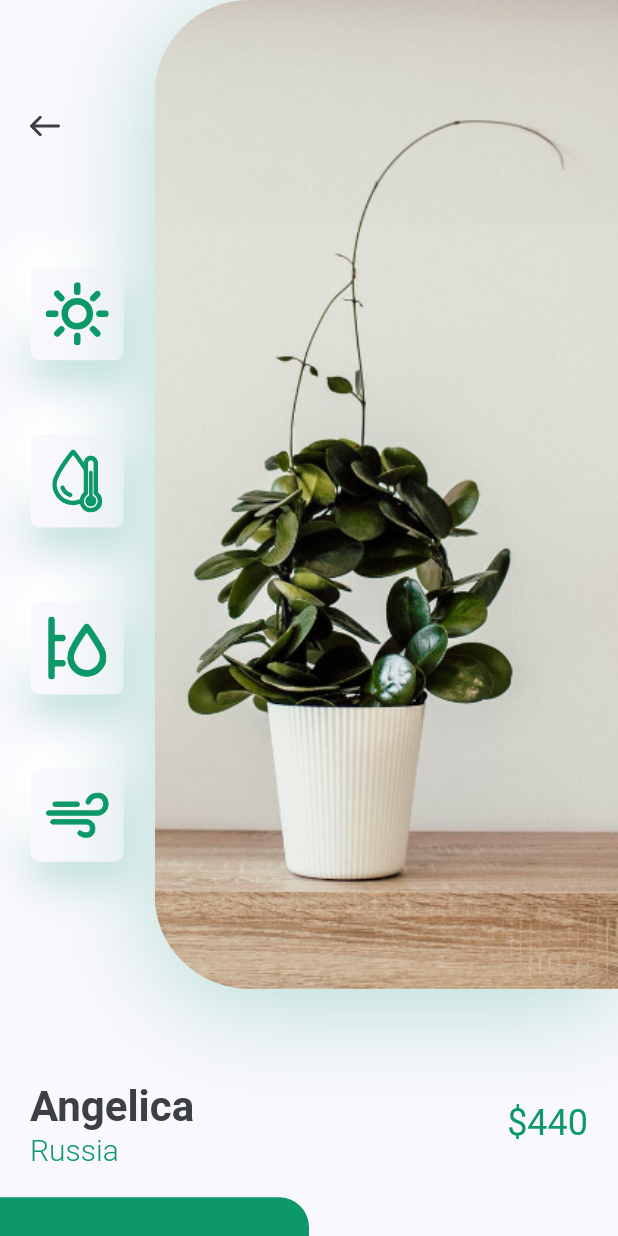
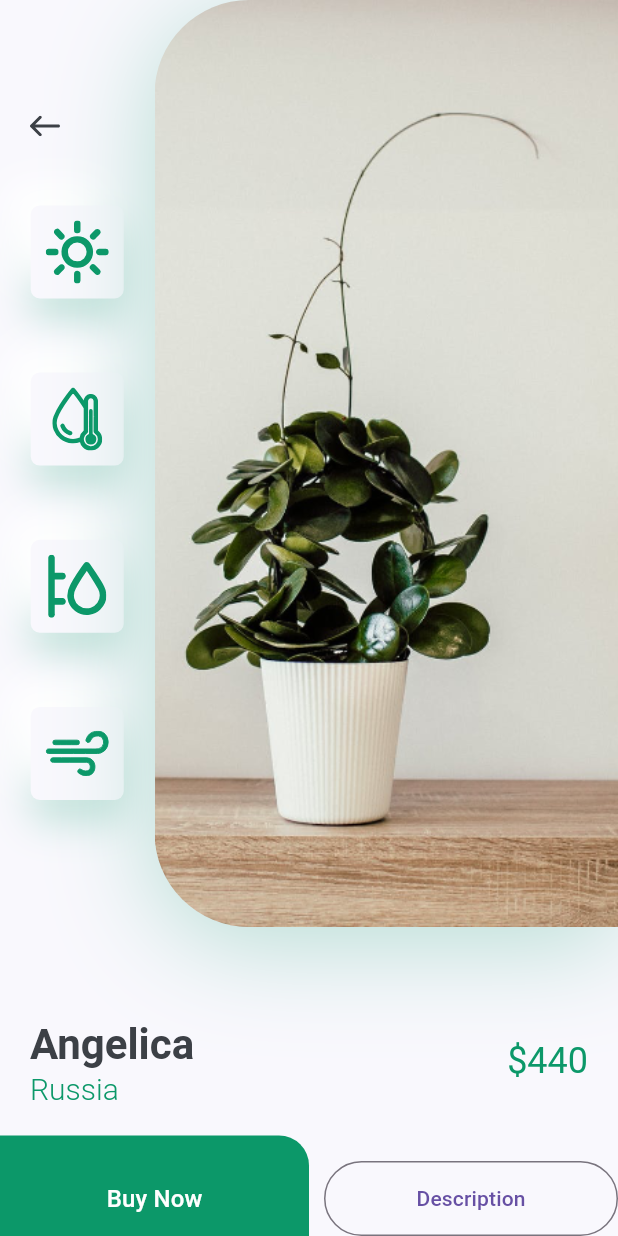
Before and after one commit to muthiasasi19/PlantApp, a Flutter app: the screen it shows after launch, after a tap on an icon or button, on a phone screen of 412 x 824 dp. Run offline on Flutter 3.47's test engine with Material 3 defaults, Android fonts, the phone set to English and light mode, and no system bars; our stand-ins replace flutter_bloc, flutter_svg; statements that could not run were skipped.

```diff
--- a/lib/main.dart
+++ b/lib/main.dart
@@ -1,6 +1,8 @@
 import 'package:flutter/material.dart';
 import 'package:plant_app/theme_constants.dart';
+import 'package:flutter_bloc/flutter_bloc.dart';
 import 'package:plant_app/screens/home/home_screen.dart';
+import 'package:plant_app/bloc/camera_bloc.dart';
 
 void main() {
   runApp(MyApp());
@@ -9,7 +11,9 @@ void main() {
 class MyApp extends StatelessWidget {
   @override
   Widget build(BuildContext context) {
-    return MaterialApp(
+    return BlocProvider(
+      create: (_) => CameraBloc()..add(InitializeCamera()),
+      child: MaterialApp(
         debugShowCheckedModeBanner: false,
         title: 'Plant App',
         theme: ThemeData(
@@ -21,6 +25,7 @@ class MyApp extends StatelessWidget {
           visualDensity: VisualDensity.adaptivePlatformDensity,
         ),
         home: HomeScreen(),
+      ),
     );
   }
 }
--- a/lib/screens/details/components/body.dart
+++ b/lib/screens/details/components/body.dart
@@ -10,8 +10,13 @@ class Body extends StatelessWidget {
     return SingleChildScrollView(
       child: Column(
         children: <Widget>[
-          ImageAndIcons(size: size),
-          TitleAndPrice(title: "Angelica", country: "Russia", price: 440),
+          ImageAndIcons(key: UniqueKey(), size: size),
+          TitleAndPrice(
+            key: UniqueKey(),
+            title: "Angelica",
+            country: "Russia",
+            price: 440,
+          ),
           SizedBox(height: AppSpacing.kDefaultPadding),
           Row(
             children: <Widget>[
@@ -34,8 +39,16 @@ class Body extends StatelessWidget {
                   ),
                 ),
               ),
+
+              SizedBox(width: 10),
               Expanded(
-                child: TextButton(onPressed: () {}, child: Text("Description")),
+                child: SizedBox(
+                  height: 50,
+                  child: OutlinedButton(
+                    onPressed: () {},
+                    child: Text("Description"),
+                  ),
+                ),
               ),
             ],
           ),
--- a/lib/screens/details/components/image_and_icons.dart
+++ b/lib/screens/details/components/image_and_icons.dart
@@ -5,7 +5,7 @@ import '../../../theme_constants.dart';
 import 'icon_card.dart';
 
 class ImageAndIcons extends StatelessWidget {
-  const ImageAndIcons({super.key, required this.size});
+  const ImageAndIcons({required Key key, required this.size}) : super(key: key);
 
   final Size size;
 
@@ -14,7 +14,7 @@ class ImageAndIcons extends StatelessWidget {
     return Padding(
       padding: const EdgeInsets.only(bottom: AppSpacing.kDefaultPadding * 3),
       child: SizedBox(
-        height: size.height * 0.8,
+        height: size.height * 0.75,
         child: Row(
           children: <Widget>[
             Expanded(
@@ -37,16 +37,16 @@ class ImageAndIcons extends StatelessWidget {
                       ),
                     ),
                     Spacer(),
-                    IconCard(icon: "assets/icons/sun.svg"),
-                    IconCard(icon: "assets/icons/icon_2.svg"),
-                    IconCard(icon: "assets/icons/icon_3.svg"),
-                    IconCard(icon: "assets/icons/icon_4.svg"),
+                    IconCard(key: UniqueKey(), icon: "assets/icons/sun.svg"),
+                    IconCard(key: UniqueKey(), icon: "assets/icons/icon_2.svg"),
+                    IconCard(key: UniqueKey(), icon: "assets/icons/icon_3.svg"),
+                    IconCard(key: UniqueKey(), icon: "assets/icons/icon_4.svg"),
                   ],
                 ),
               ),
             ),
             Container(
-              height: size.height * 0.8,
+              height: double.infinity,
               width: size.width * 0.75,
               decoration: BoxDecoration(
                 borderRadius: BorderRadius.only(
--- a/lib/screens/home/components/header_with_seachbox.dart
+++ b/lib/screens/home/components/header_with_seachbox.dart
@@ -1,49 +1,143 @@
 import 'package:flutter/material.dart';
 import 'package:flutter_svg/flutter_svg.dart';
+import '../../../theme_constants.dart';
+import 'package:plant_app/bloc/map_page.dart';
+import 'package:plant_app/bloc/home_page_camera.dart';
+import 'package:plant_app/bloc/camera_bloc.dart';
+import 'package:flutter_bloc/flutter_bloc.dart';
 
-import '../../../theme_constants.dart';
-
-class HeaderWithSearchBox extends StatelessWidget {
+class HeaderWithSearchBox extends StatefulWidget {
   const HeaderWithSearchBox({super.key, required this.size});
 
   final Size size;
 
   @override
+  State<HeaderWithSearchBox> createState() => _HeaderWithSearchBoxState();
+}
+
+class _HeaderWithSearchBoxState extends State<HeaderWithSearchBox> {
+  String? alamatDipilih;
+
+  Future<void> _pilihAlamat(BuildContext context) async {
+    final result = await Navigator.push(
+      context,
+      MaterialPageRoute(builder: (context) => const MapPage()),
+    );
+
+    if (result != null && mounted) {
+      setState(() {
+        alamatDipilih = result as String;
+      });
+    }
+  }
+
+  @override
   Widget build(BuildContext context) {
-    return Container(
+    return SafeArea(
+      child: Container(
         margin: EdgeInsets.only(bottom: AppSpacing.kDefaultPadding * 2.5),
-      // It will cover 20% of our total height
-      height: size.height * 0.2,
+        height: widget.size.height * 0.2,
         child: Stack(
           children: <Widget>[
+            // Background header
             Container(
               padding: EdgeInsets.only(
                 left: AppSpacing.kDefaultPadding,
                 right: AppSpacing.kDefaultPadding,
                 bottom: 36 + AppSpacing.kDefaultPadding,
               ),
-            height: size.height * 0.2 - 27,
+              height: widget.size.height * 0.2 - 27,
               decoration: BoxDecoration(
-              color: AppColors.kPrimaryColor,
-              borderRadius: BorderRadius.only(
+                gradient: LinearGradient(
+                  colors: [AppColors.kPrimaryColor, AppColors.kPrimaryColor],
+                  begin: Alignment.topLeft,
+                  end: Alignment.bottomRight,
+                ),
+                borderRadius: const BorderRadius.only(
                   bottomLeft: Radius.circular(36),
                   bottomRight: Radius.circular(36),
                 ),
               ),
-            child: Row(
+              child: Column(
+                crossAxisAlignment: CrossAxisAlignment.start,
+                children: [
+                  Row(
                     children: <Widget>[
                       Text(
                         'Hi Uishopy!',
-                  style: Theme.of(context).textTheme.headlineMedium?.copyWith(
+                        style: Theme.of(
+                          context,
+                        ).textTheme.headlineSmall?.copyWith(
                           color: Colors.white,
                           fontWeight: FontWeight.bold,
                         ),
                       ),
-                Spacer(),
-                Image.asset("assets/images/logo.png"),
+                      const Spacer(),
+                      BlocBuilder<CameraBloc, CameraState>(
+                        builder: (context, state) {
+                          Widget imageWidget = Image.asset(
+                            "assets/images/logo.png",
+                            height: 40,
+                          );
+
+                          if (state is CameraReady && state.imageFile != null) {
+                            imageWidget = ClipRRect(
+                              borderRadius: BorderRadius.circular(20),
+                              child: Image.file(
+                                state.imageFile!,
+                                height: 40,
+                                width: 40,
+                                fit: BoxFit.cover,
+                              ),
+                            );
+                          }
+
+                          return GestureDetector(
+                            onTap: () {
+                              Navigator.push(
+                                context,
+                                MaterialPageRoute(
+                                  builder:
+                                      (context) => BlocProvider.value(
+                                        value: context.read<CameraBloc>(),
+                                        child: const HomePage(),
+                                      ),
+                                ),
+                              );
+                            },
+                            child: imageWidget,
+                          );
+                        },
+                      ),
+                    ],
+                  ),
+                  const SizedBox(height: 8),
+                  // Pilih alamat
+                  InkWell(
+                    onTap: () => _pilihAlamat(context),
+                    child: Row(
+                      children: [
+                        const Icon(Icons.location_on, color: Colors.white),
+                        const SizedBox(width: 8),
+                        Expanded(
+                          child: Text(
+                            alamatDipilih ?? 'Pilih alamat di sini',
+                            style: const TextStyle(
+                              color: Colors.white,
+                              fontSize: 14,
+                            ),
+                            overflow: TextOverflow.ellipsis,
+                          ),
+                        ),
+                        const Icon(Icons.map_outlined, color: Colors.white),
                       ],
                     ),
                   ),
+                ],
+              ),
+            ),
+
+            // Search Box
             Positioned(
               bottom: 0,
               left: 0,
@@ -62,7 +156,7 @@ class HeaderWithSearchBox extends StatelessWidget {
                   borderRadius: BorderRadius.circular(20),
                   boxShadow: [
                     BoxShadow(
-                    offset: Offset(0, 10),
+                      offset: const Offset(0, 10),
                       blurRadius: 50,
                       color: AppColors.kPrimaryColor.withOpacity(0.23),
                     ),
@@ -80,9 +174,6 @@ class HeaderWithSearchBox extends StatelessWidget {
                           ),
                           enabledBorder: InputBorder.none,
                           focusedBorder: InputBorder.none,
-                        // surffix isn't working properly  with SVG
-                        // thats why we use row
-                        // suffixIcon: SvgPicture.asset("assets/icons/search.svg"),
                         ),
                       ),
                     ),
@@ -93,6 +184,7 @@ class HeaderWithSearchBox extends StatelessWidget {
             ),
           ],
         ),
+      ),
     );
   }
 }
--- a/lib/screens/home/home_screen.dart
+++ b/lib/screens/home/home_screen.dart
@@ -2,6 +2,7 @@ import 'package:flutter/material.dart';
 import 'package:flutter_svg/flutter_svg.dart';
 import 'package:plant_app/components/my_bottom_nav_bar.dart';
 import 'package:plant_app/screens/home/components/body.dart';
+import 'package:plant_app/theme_constants.dart';
 
 class HomeScreen extends StatelessWidget {
   @override
@@ -16,6 +17,8 @@ class HomeScreen extends StatelessWidget {
   AppBar buildAppBar() {
     return AppBar(
       elevation: 0,
+      backgroundColor: AppColors.kPrimaryColor,
+
       leading: IconButton(
         icon: SvgPicture.asset("assets/icons/menu.svg"),
         onPressed: () {},
--- a/pubspec.yaml
+++ b/pubspec.yaml
@@ -31,6 +31,7 @@ dependencies:
   flutter:
     sdk: flutter
 
+
   # The following adds the Cupertino Icons font to your application.
   # Use with the CupertinoIcons class for iOS style icons.
   cupertino_icons: ^1.0.8
@@ -45,6 +46,7 @@ dependencies:
   google_maps_flutter: ^2.12.2
   bloc: ^9.0.0
   flutter_svg: ^2.1.0
+  flutter_bloc: ^9.1.1
 
 dev_dependencies:
   flutter_test:
```
Also changed, not shown: assets/images/logo.png (added), lib/bloc/camera_bloc.dart (added), lib/bloc/camera_event.dart (added), lib/bloc/camera_page.dart (added), lib/bloc/camera_state.dart (added), lib/bloc/home_page_camera.dart (added), lib/bloc/map_bloc.dart (added), lib/bloc/map_event.dart (added), lib/bloc/map_page.dart (added), lib/bloc/map_state.dart (added), lib/bloc/storage/Storage_Helper.dart (added), pubspec.lock, 1 other file. Lines whose indentation alone changed are shown as unchanged.
